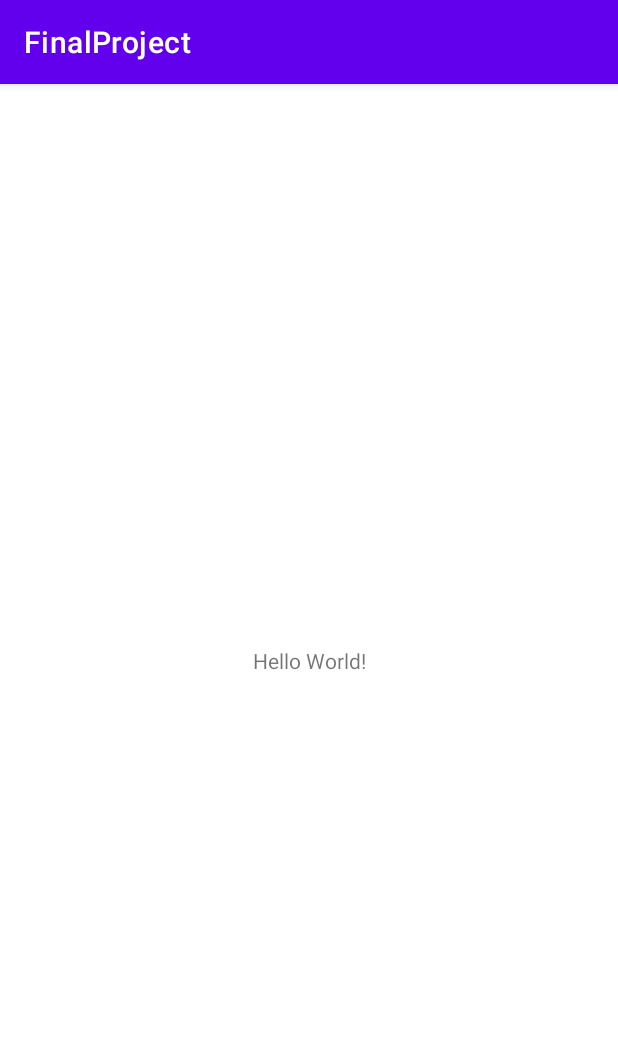
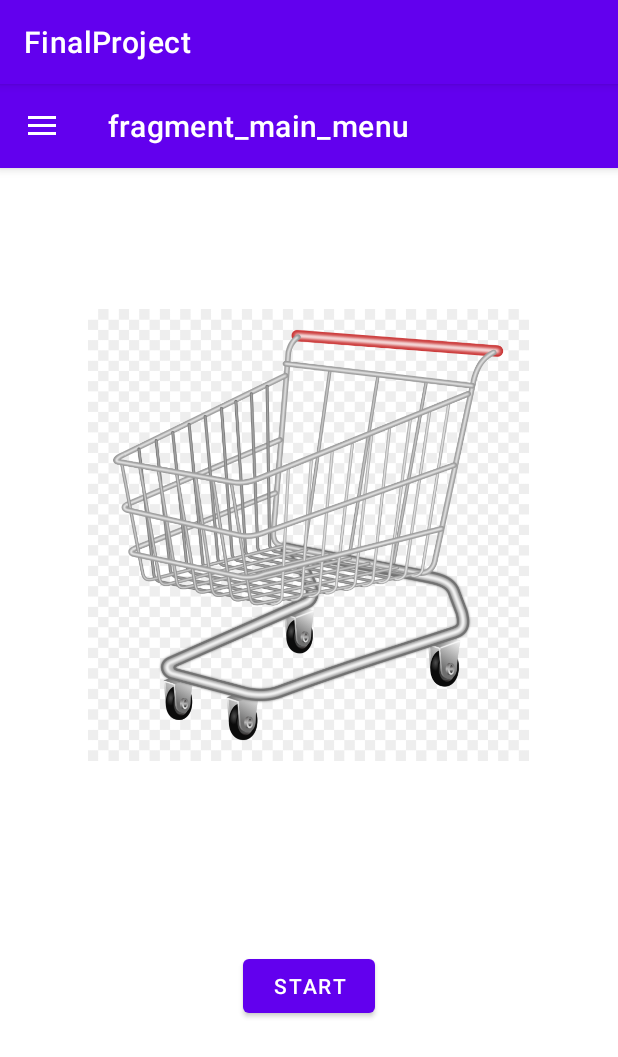
Before and after one commit to dmbellinger/FinalProject, an Android app: the screen it shows after launch (MainActivity), on a phone screen of 412 x 824 dp. Shown: the top 1057 px of the screen. Run offline under Robolectric (Android 15) with nearby library versions, the phone set to English and light mode, and no system bars; our stand-ins replace navigation-ui; 1 statement that could not run was skipped.

Commit message:
Action bar first version/test

```diff
--- a/app/src/main/java/com/hfad/finalproject/MainActivity.kt
+++ b/app/src/main/java/com/hfad/finalproject/MainActivity.kt
@@ -1,12 +1,47 @@
 package com.hfad.finalproject
 
+import android.annotation.SuppressLint
 import androidx.appcompat.app.AppCompatActivity
 import android.os.Bundle
+import android.view.Menu
+import android.view.MenuItem
+import androidx.navigation.findNavController
+import androidx.navigation.fragment.NavHostFragment
+import androidx.navigation.ui.AppBarConfiguration
+import androidx.navigation.ui.onNavDestinationSelected
+import androidx.navigation.ui.setupWithNavController
+import androidx.drawerlayout.widget.DrawerLayout
+import androidx.navigation.ui.NavigationUI
+import com.google.android.material.navigation.NavigationView
+import com.google.android.material.appbar.MaterialToolbar
 
 class MainActivity : AppCompatActivity() {
-    val items = arrayListOf<Item>()
+    @SuppressLint("MissingInflatedId")
     override fun onCreate(savedInstanceState: Bundle?) {
         super.onCreate(savedInstanceState)
         setContentView(R.layout.activity_main)
+        val toolbar = findViewById<MaterialToolbar>(R.id.toolbar)
+        setSupportActionBar(toolbar)
+        val navHostFragment = supportFragmentManager
+            .findFragmentById(R.id.nav_host_fragment) as NavHostFragment
+        val navController = navHostFragment.navController
+        val drawer = findViewById<DrawerLayout>(R.id.drawer_layout)
+        val builder = AppBarConfiguration.Builder(navController.graph)
+        builder.setOpenableLayout(drawer)
+        val appBarConfiguration = builder.build()
+        toolbar.setupWithNavController(navController, appBarConfiguration)
+        val navView = findViewById<NavigationView>(R.id.nav_view)
+        NavigationUI.setupWithNavController(navView, navController)
+    }
+
+    /*override fun onCreateOptionsMenu(menu: Menu): Boolean {
+        menuInflater.inflate(R.menu.menu_toolbar, menu)
+        return super.onCreateOptionsMenu(menu)
+    }*/
+
+    override fun onOptionsItemSelected(item: MenuItem): Boolean {
+        val navController = findNavController(R.id.nav_host_fragment)
+        return item.onNavDestinationSelected(navController)
+                || super.onOptionsItemSelected(item)
     }
 }
--- a/app/src/main/res/layout/activity_main.xml
+++ b/app/src/main/res/layout/activity_main.xml
@@ -1,18 +1,39 @@
 <?xml version="1.0" encoding="utf-8"?>
-<androidx.constraintlayout.widget.ConstraintLayout xmlns:android="http://schemas.android.com/apk/res/android"
+<androidx.drawerlayout.widget.DrawerLayout
+    xmlns:android="http://schemas.android.com/apk/res/android"
     xmlns:app="http://schemas.android.com/apk/res-auto"
     xmlns:tools="http://schemas.android.com/tools"
+    android:id="@+id/drawer_layout"
     android:layout_width="match_parent"
     android:layout_height="match_parent"
     tools:context=".MainActivity">
 
-    <TextView
+    <LinearLayout
+        android:layout_width="match_parent"
+        android:layout_height="match_parent"
+        android:orientation="vertical">
+
+        <com.google.android.material.appbar.MaterialToolbar
+            android:id="@+id/toolbar"
+            android:layout_width="match_parent"
+            android:layout_height="?attr/actionBarSize"
+            style="@style/Widget.MaterialComponents.Toolbar.Primary"/>
+
+        <androidx.fragment.app.FragmentContainerView
+            android:id="@+id/nav_host_fragment"
+            android:name="androidx.navigation.fragment.NavHostFragment"
+            android:layout_width="match_parent"
+            android:layout_height="0dp"
+            android:layout_weight="1"
+            app:defaultNavHost="true"
+            app:navGraph="@navigation/nav_graph" />
+    </LinearLayout>
+
+    <com.google.android.material.navigation.NavigationView
+        android:id="@+id/nav_view"
         android:layout_width="wrap_content"
-        android:layout_height="wrap_content"
-        android:text="Hello World!"
-        app:layout_constraintBottom_toBottomOf="parent"
-        app:layout_constraintEnd_toEndOf="parent"
-        app:layout_constraintStart_toStartOf="parent"
-        app:layout_constraintTop_toTopOf="parent" />
+        android:layout_height="match_parent"
+        android:layout_gravity="start"
+        app:menu="@menu/menu_main"/>
 
-</androidx.constraintlayout.widget.ConstraintLayout>
+</androidx.drawerlayout.widget.DrawerLayout>
--- /dev/null
+++ b/app/src/main/res/menu/menu_main.xml
@@ -0,0 +1,27 @@
+<?xml version="1.0" encoding="utf-8"?>
+<menu xmlns:android="http://schemas.android.com/apk/res/android">
+    <group android:checkableBehavior="single">
+        <item
+            android:id="@+id/AddFragment"
+            android:icon="@android:drawable/ic_dialog_email"
+            android:title="Add"/>
+        <item
+            android:id="@+id/deleteFragment"
+            android:icon="@android:drawable/ic_menu_send"
+            android:title="Delete"/>
+        <item
+            android:id="@+id/savedFragment"
+            android:icon="@android:drawable/ic_menu_send"
+            android:title="Saved"/>
+    </group>
+    <item android:title="Share">
+        <menu>
+            <group android:checkableBehavior="single">
+
+            </group>
+
+        </menu>
+    </item>
+
+
+</menu>
```
